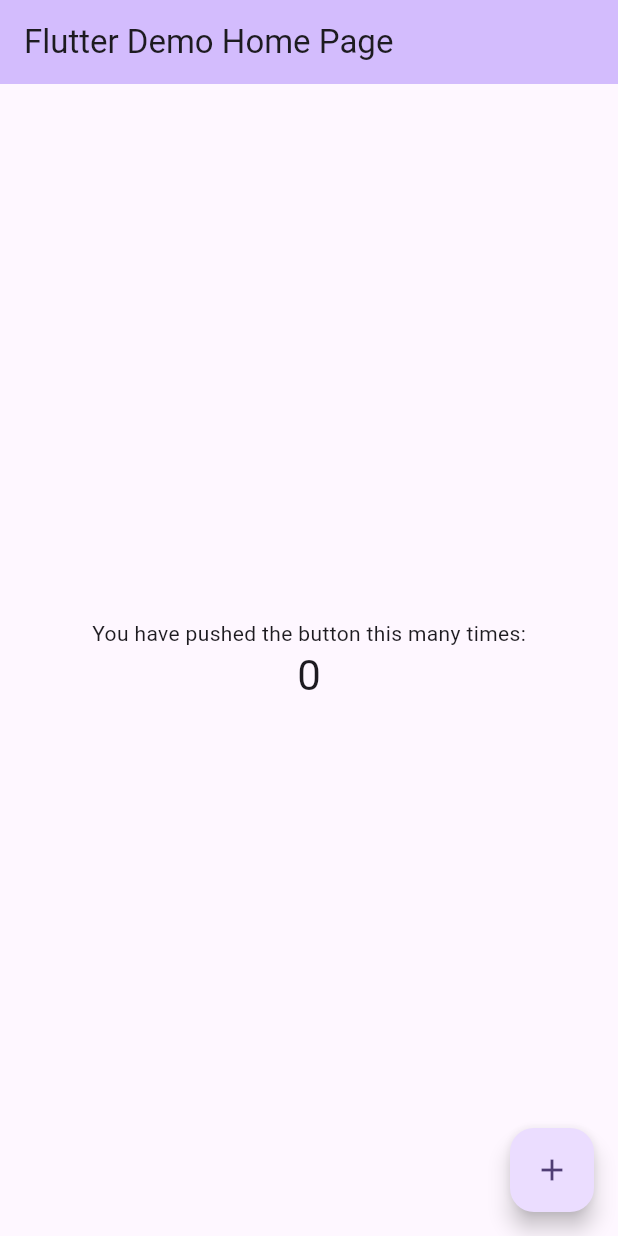
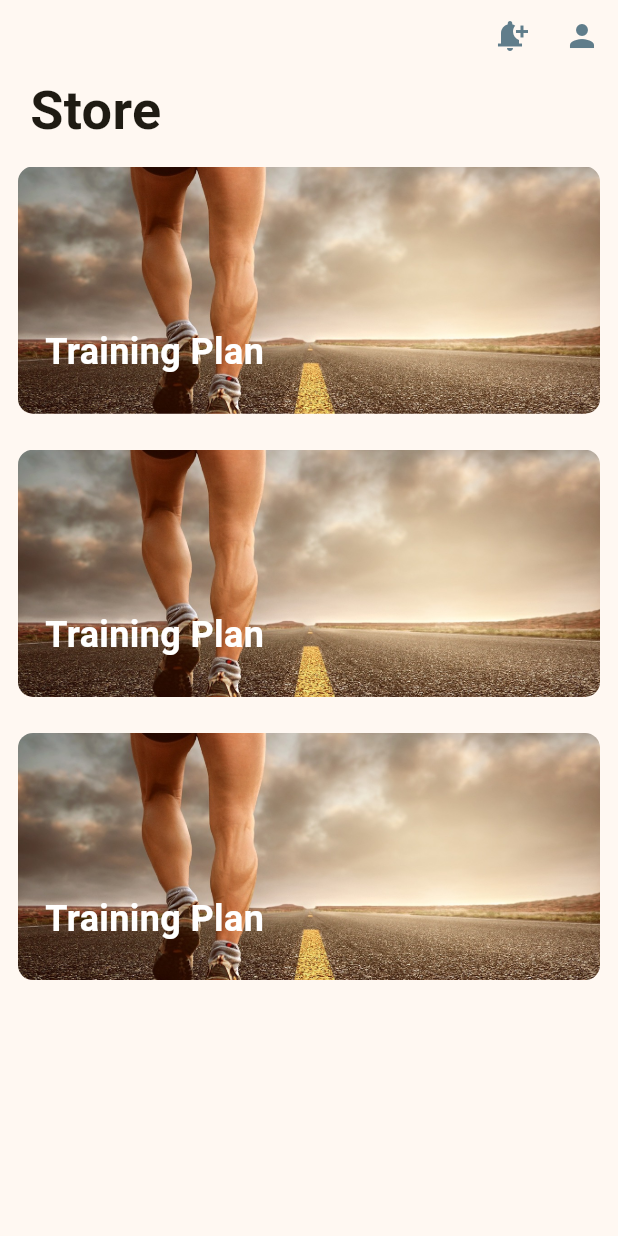
Before and after one commit to meloalex/bondy-prueba-tecnica, a Flutter app: the screen it shows after launch, on a phone screen of 412 x 824 dp. Run offline on Flutter 3.47's test engine with Material 2 defaults, Android fonts, the phone set to English and light mode, and no system bars.

Commit message:
implemented store card widget and basic home screen

```diff
--- /dev/null
+++ b/lib/home/views/home_view.dart
@@ -0,0 +1,66 @@
+import 'package:bondy_prueba_tecnica/home/widgets/store_card.dart';
+import 'package:flutter/material.dart';
+
+class HomeView extends StatelessWidget {
+  const HomeView({super.key});
+
+  @override
+  Widget build(BuildContext context) {
+    return Scaffold(
+      body: SafeArea(
+        child: SingleChildScrollView(
+          child: Column(
+            mainAxisAlignment: MainAxisAlignment.start,
+            crossAxisAlignment: CrossAxisAlignment.start,
+            children: [
+              Row(
+                mainAxisAlignment: MainAxisAlignment.end,
+                children: [
+                  IconButton(
+                    onPressed: () {},
+                    icon: const Icon(
+                      Icons.notification_add,
+                      color: Colors.blueGrey,
+                    ),
+                  ),
+                  IconButton(
+                    onPressed: () {},
+                    icon: const Icon(
+                      Icons.person,
+                      color: Colors.blueGrey,
+                    ),
+                  ),
+                ],
+              ),
+              const Padding(
+                padding: EdgeInsets.only(left: 20),
+                child: Text(
+                  "Store",
+                  style: TextStyle(fontSize: 36, fontWeight: FontWeight.bold),
+                ),
+              ),
+              ListView(
+                physics: const ClampingScrollPhysics(),
+                shrinkWrap: true,
+                children: const [
+                  StoreCard(
+                    text: "Training Plan",
+                    imagePath: 'assets/images/placeholder.jpg',
+                  ),
+                  StoreCard(
+                    text: "Training Plan",
+                    imagePath: 'assets/images/placeholder.jpg',
+                  ),
+                  StoreCard(
+                    text: "Training Plan",
+                    imagePath: 'assets/images/placeholder.jpg',
+                  ),
+                ],
+              ),
+            ],
+          ),
+        ),
+      ),
+    );
+  }
+}
--- /dev/null
+++ b/lib/home/widgets/store_card.dart
@@ -0,0 +1,43 @@
+import 'package:flutter/material.dart';
+
+class StoreCard extends StatelessWidget {
+  const StoreCard({
+    super.key,
+    required this.text,
+    required this.imagePath,
+  });
+
+  final String text;
+  final String imagePath;
+
+  @override
+  Widget build(BuildContext context) {
+    return Container(
+      margin: const EdgeInsets.all(12),
+      padding: const EdgeInsets.all(8),
+      width: MediaQuery.of(context).size.width * 0.5,
+      height: MediaQuery.of(context).size.height * 0.2,
+      decoration: BoxDecoration(
+        image: DecorationImage(
+          image: AssetImage(imagePath),
+          fit: BoxFit.cover,
+        ),
+        borderRadius: BorderRadius.circular(10),
+      ),
+      child: Align(
+        alignment: Alignment.bottomLeft,
+        child: Padding(
+          padding: const EdgeInsets.only(bottom: 16, left: 10),
+          child: Text(
+            text,
+            style: const TextStyle(
+              color: Colors.white,
+              fontWeight: FontWeight.w600,
+              fontSize: 24,
+            ),
+          ),
+        ),
+      ),
+    );
+  }
+}
--- a/lib/main.dart
+++ b/lib/main.dart
@@ -1,6 +1,9 @@
+import 'package:bondy_prueba_tecnica/home/views/home_view.dart';
 import 'package:flutter/material.dart';
 
 void main() {
+  WidgetsFlutterBinding.ensureInitialized();
+
   runApp(const MyApp());
 }
 
@@ -11,115 +14,12 @@ class MyApp extends StatelessWidget {
   @override
   Widget build(BuildContext context) {
     return MaterialApp(
-      title: 'Flutter Demo',
+      title: 'Bondy - Prueba Tecnica',
       theme: ThemeData(
-        // This is the theme of your application.
-        //
-        // TRY THIS: Try running your application with "flutter run". You'll see
-        // the application has a blue toolbar. Then, without quitting the app,
-        // try changing the seedColor in the colorScheme below to Colors.green
-        // and then invoke "hot reload" (save your changes or press the "hot
-        // reload" button in a Flutter-supported IDE, or press "r" if you used
-        // the command line to start the app).
-        //
-        // Notice that the counter didn't reset back to zero; the application
-        // state is not lost during the reload. To reset the state, use hot
-        // restart instead.
-        //
-        // This works for code too, not just values: Most code changes can be
-        // tested with just a hot reload.
-        colorScheme: ColorScheme.fromSeed(seedColor: Colors.deepPurple),
+        colorScheme: ColorScheme.fromSeed(seedColor: Colors.amber),
         useMaterial3: true,
       ),
-      home: const MyHomePage(title: 'Flutter Demo Home Page'),
+      home: const HomeView(),
     );
   }
 }
-
-class MyHomePage extends StatefulWidget {
-  const MyHomePage({super.key, required this.title});
-
-  // This widget is the home page of your application. It is stateful, meaning
-  // that it has a State object (defined below) that contains fields that affect
-  // how it looks.
-
-  // This class is the configuration for the state. It holds the values (in this
-  // case the title) provided by the parent (in this case the App widget) and
-  // used by the build method of the State. Fields in a Widget subclass are
-  // always marked "final".
-
-  final String title;
-
-  @override
-  State<MyHomePage> createState() => _MyHomePageState();
-}
-
-class _MyHomePageState extends State<MyHomePage> {
-  int _counter = 0;
-
-  void _incrementCounter() {
-    setState(() {
-      // This call to setState tells the Flutter framework that something has
-      // changed in this State, which causes it to rerun the build method below
-      // so that the display can reflect the updated values. If we changed
-      // _counter without calling setState(), then the build method would not be
-      // called again, and so nothing would appear to happen.
-      _counter++;
-    });
-  }
-
-  @override
-  Widget build(BuildContext context) {
-    // This method is rerun every time setState is called, for instance as done
-    // by the _incrementCounter method above.
-    //
-    // The Flutter framework has been optimized to make rerunning build methods
-    // fast, so that you can just rebuild anything that needs updating rather
-    // than having to individually change instances of widgets.
-    return Scaffold(
-      appBar: AppBar(
-        // TRY THIS: Try changing the color here to a specific color (to
-        // Colors.amber, perhaps?) and trigger a hot reload to see the AppBar
-        // change color while the other colors stay the same.
-        backgroundColor: Theme.of(context).colorScheme.inversePrimary,
-        // Here we take the value from the MyHomePage object that was created by
-        // the App.build method, and use it to set our appbar title.
-        title: Text(widget.title),
-      ),
-      body: Center(
-        // Center is a layout widget. It takes a single child and positions it
-        // in the middle of the parent.
-        child: Column(
-          // Column is also a layout widget. It takes a list of children and
-          // arranges them vertically. By default, it sizes itself to fit its
-          // children horizontally, and tries to be as tall as its parent.
-          //
-          // Column has various properties to control how it sizes itself and
-          // how it positions its children. Here we use mainAxisAlignment to
-          // center the children vertically; the main axis here is the vertical
-          // axis because Columns are vertical (the cross axis would be
-          // horizontal).
-          //
-          // TRY THIS: Invoke "debug painting" (choose the "Toggle Debug Paint"
-          // action in the IDE, or press "p" in the console), to see the
-          // wireframe for each widget.
-          mainAxisAlignment: MainAxisAlignment.center,
-          children: <Widget>[
-            const Text(
-              'You have pushed the button this many times:',
-            ),
-            Text(
-              '$_counter',
-              style: Theme.of(context).textTheme.headlineMedium,
-            ),
-          ],
-        ),
-      ),
-      floatingActionButton: FloatingActionButton(
-        onPressed: _incrementCounter,
-        tooltip: 'Increment',
-        child: const Icon(Icons.add),
-      ), // This trailing comma makes auto-formatting nicer for build methods.
-    );
-  }
-}
--- a/pubspec.yaml
+++ b/pubspec.yaml
@@ -46,6 +46,7 @@ dev_dependencies:
   # package. See that file for information about deactivating specific lint
   # rules and activating additional ones.
   flutter_lints: ^2.0.0
+  get: ^4.6.5
 
 # For information on the generic Dart part of this file, see the
 # following page: https://dart.dev/tools/pub/pubspec
@@ -59,8 +60,8 @@ flutter:
   uses-material-design: true
 
   # To add assets to your application, add an assets section, like this:
-  # assets:
-  #   - images/a_dot_burr.jpeg
+  assets:
+    - assets/images/
   #   - images/a_dot_ham.jpeg
 
   # An image asset can refer to one or more resolution-specific "variants", see
```
Also changed, not shown: assets/images/placeholder.jpg (added), pubspec.lock.
